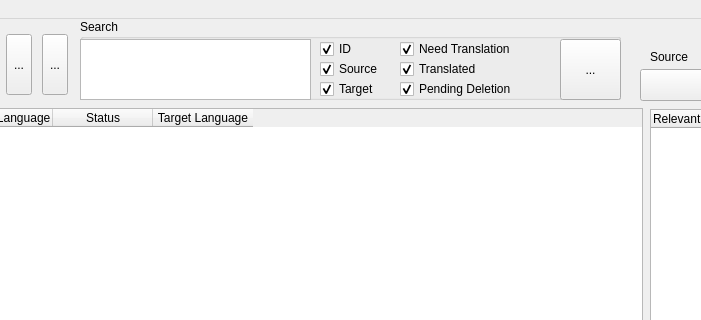
The window that mainwindow.ui (Cyberenchanter/Galaxy-Translator) describes before a commit, drawn with Qt 5; both pictures show x 150 to 851 and y 0 to 320 of the 1024 by 768 pixel window.
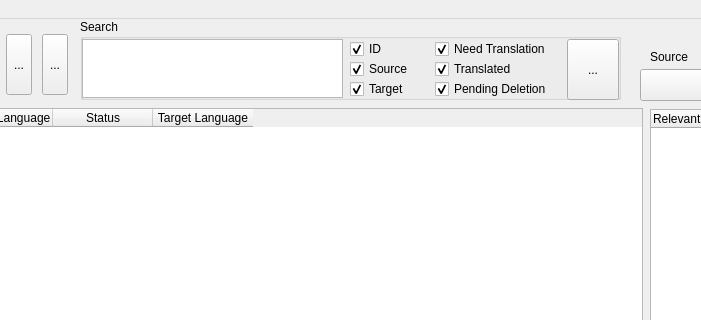
The same window after the commit.

Patch:
```diff
--- a/mainwindow.ui
+++ b/mainwindow.ui
@@ -201,17 +201,17 @@
     <widget class="QPlainTextEdit" name="searchboxtext">
      <property name="geometry">
       <rect>
-       <x>0</x>
+       <x>2</x>
        <y>20</y>
-       <width>231</width>
-       <height>61</height>
+       <width>261</width>
+       <height>59</height>
       </rect>
      </property>
     </widget>
     <widget class="QCheckBox" name="checkBox_id">
      <property name="geometry">
       <rect>
-       <x>240</x>
+       <x>270</x>
        <y>20</y>
        <width>81</width>
        <height>20</height>
@@ -227,7 +227,7 @@
     <widget class="QCheckBox" name="checkBox_ori">
      <property name="geometry">
       <rect>
-       <x>240</x>
+       <x>270</x>
        <y>40</y>
        <width>81</width>
        <height>20</height>
@@ -243,7 +243,7 @@
     <widget class="QCheckBox" name="checkBox_tar">
      <property name="geometry">
       <rect>
-       <x>240</x>
+       <x>270</x>
        <y>60</y>
        <width>81</width>
        <height>20</height>
@@ -259,7 +259,7 @@
     <widget class="QCheckBox" name="checkBox_nt">
      <property name="geometry">
       <rect>
-       <x>320</x>
+       <x>355</x>
        <y>20</y>
        <width>131</width>
        <height>20</height>
@@ -275,7 +275,7 @@
     <widget class="QCheckBox" name="checkBox_tr">
      <property name="geometry">
       <rect>
-       <x>320</x>
+       <x>355</x>
        <y>40</y>
        <width>121</width>
        <height>20</height>
@@ -291,7 +291,7 @@
     <widget class="QCheckBox" name="checkBox_pd">
      <property name="geometry">
       <rect>
-       <x>320</x>
+       <x>355</x>
        <y>60</y>
        <width>131</width>
        <height>20</height>
@@ -307,9 +307,9 @@
     <widget class="QToolButton" name="toolButton_search">
      <property name="geometry">
       <rect>
-       <x>480</x>
+       <x>487</x>
        <y>20</y>
-       <width>61</width>
+       <width>52</width>
        <height>61</height>
       </rect>
      </property>
```
